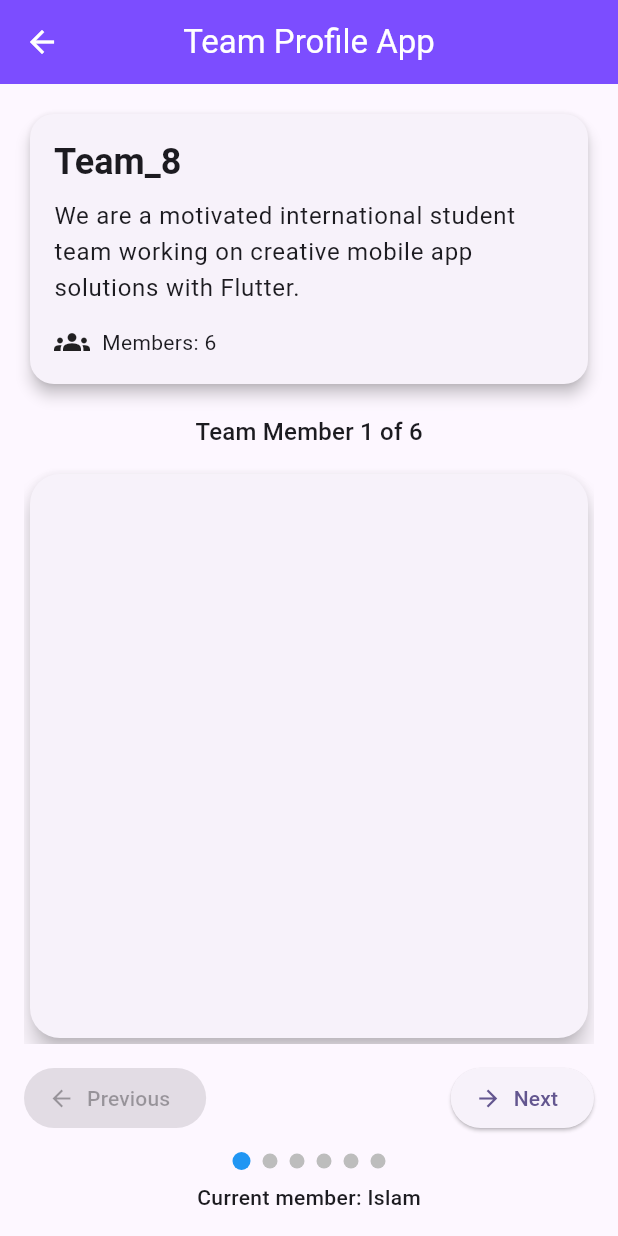
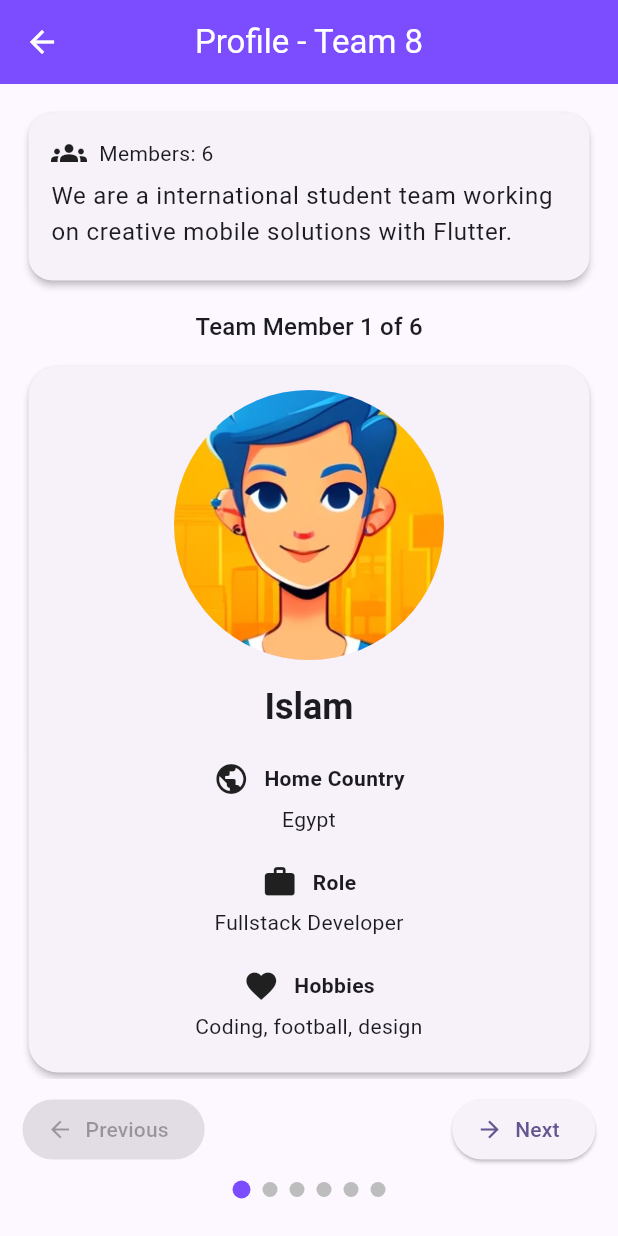
Before and after one commit to leonGreg/mobile-applications-ss26-group-8, a Flutter app: the TeamProfile screen opened by its route, on a phone screen of 412 x 824 dp. Run offline on Flutter 3.47's test engine with Material 3 defaults, Android fonts, the phone set to English and light mode, and no system bars.

Commit message:
refactorings, layout changes, added profile data

```diff
--- a/lib/data/team_data.dart
+++ b/lib/data/team_data.dart
@@ -1,8 +1,7 @@
 import '../models/team_member.dart';
 
-const String teamName = 'Team_8';
 const String teamDescription =
-    'We are a motivated international student team working on creative mobile app solutions with Flutter.';
+    'We are a international student team working on creative mobile solutions with Flutter.';
 
 final List<TeamMember> teamMembers = [
   TeamMember(
@@ -11,15 +10,15 @@ final List<TeamMember> teamMembers = [
     role: 'Fullstack Developer',
     hobbies: 'Coding, football, design',
     motto: 'Keep building and keep learning.',
-    imagePath: 'assets/images/',
+    imagePath: 'assets/images/avatar1.png',
   ),
   TeamMember(
-    name: '',
-    country: '',
-    role: '',
-    hobbies: '',
-    motto: '',
-    imagePath: '',
+    name: 'Leon',
+    country: 'Germany',
+    role: 'Fullstack Developer',
+    hobbies: 'Coding, guitar, music, traveling',
+    motto: 'Always be learning and improving.',
+    imagePath: 'assets/images/avatar2.png',
   ),
   TeamMember(
     name: '',
--- a/lib/pages/unit_03/team_profile.dart
+++ b/lib/pages/unit_03/team_profile.dart
@@ -40,28 +40,22 @@ class _TeamProfileState extends State<TeamProfile> {
 
   @override
   Widget build(BuildContext context) {
-    final member = teamMembers[currentIndex];
-
     return Scaffold(
-      appBar: AppBar(
-        title: const Text('Team Profile App'),
-        centerTitle: true,
-      ),
+      appBar: AppBar(title: const Text('Profile - Team 8'), centerTitle: true),
       body: Padding(
-        padding: const EdgeInsets.all(16),
+        padding: const EdgeInsets.all(15),
         child: Column(
           children: [
             TeamInfoSection(
-              teamName: teamName,
               teamDescription: teamDescription,
               memberCount: teamMembers.length,
             ),
-            const SizedBox(height: 16),
+            const SizedBox(height: 15),
             Text(
               'Team Member ${currentIndex + 1} of ${teamMembers.length}',
               style: Theme.of(context).textTheme.titleMedium,
             ),
-            const SizedBox(height: 12),
+            const SizedBox(height: 10),
             Expanded(
               child: PageView.builder(
                 controller: _pageController,
@@ -76,7 +70,7 @@ class _TeamProfileState extends State<TeamProfile> {
                 },
               ),
             ),
-            const SizedBox(height: 12),
+            const SizedBox(height: 10),
             Row(
               mainAxisAlignment: MainAxisAlignment.spaceBetween,
               children: [
@@ -94,7 +88,7 @@ class _TeamProfileState extends State<TeamProfile> {
                 ),
               ],
             ),
-            const SizedBox(height: 12),
+            const SizedBox(height: 10),
             Row(
               mainAxisAlignment: MainAxisAlignment.center,
               children: List.generate(
@@ -114,18 +108,14 @@ class _TeamProfileState extends State<TeamProfile> {
                     decoration: BoxDecoration(
                       shape: BoxShape.circle,
                       color: currentIndex == index
-                          ? Colors.blue
+                          ? Colors.deepPurpleAccent
                           : Colors.grey.shade400,
                     ),
                   ),
                 ),
               ),
             ),
-            const SizedBox(height: 8),
-            Text(
-              'Current member: ${member.name}',
-              style: const TextStyle(fontWeight: FontWeight.w500),
-            ),
+            const SizedBox(height: 10),
           ],
         ),
       ),
--- a/lib/widgets/member_card.dart
+++ b/lib/widgets/member_card.dart
@@ -4,25 +4,75 @@ import '../models/team_member.dart';
 class MemberCard extends StatelessWidget {
   final TeamMember member;
 
-  const MemberCard({
-    super.key,
-    required this.member,
-  });
+  const MemberCard({super.key, required this.member});
+
+  Widget _buildSection(IconData icon, String title, String value) {
+    return Center(
+      child: Column(
+        children: [
+          Row(
+            mainAxisSize: MainAxisSize.min,
+            children: [
+              Icon(icon),
+              const SizedBox(width: 10),
+              Text(title, style: const TextStyle(fontWeight: FontWeight.bold)),
+            ],
+          ),
+          const SizedBox(height: 5),
+          Text(value, textAlign: TextAlign.center),
+        ],
+      ),
+    );
+  }
 
   @override
   Widget build(BuildContext context) {
     return Card(
-    elevation: 6,
-    shape: RoundedRectangleBorder(
-      borderRadius: BorderRadius.circular(20),
-    ),
+      elevation: 2,
+      shape: RoundedRectangleBorder(borderRadius: BorderRadius.circular(20)),
 
       child: SingleChildScrollView(
         child: Padding(
           padding: const EdgeInsets.all(16),
 
           child: Column(
-          children: [],
+            children: [
+              Center(
+                // Image
+                child: CircleAvatar(
+                  radius: 90,
+                  backgroundImage: AssetImage(member.imagePath),
+                ),
+              ),
+
+              const SizedBox(height: 15),
+
+              Center(
+                child: Text(
+                  member.name,
+                  textAlign: TextAlign.center,
+                  style: Theme.of(context).textTheme.headlineSmall?.copyWith(
+                    fontWeight: FontWeight.bold,
+                  ),
+                ),
+              ),
+
+              const SizedBox(height: 20),
+
+              _buildSection(Icons.public, 'Home Country', member.country),
+
+              const SizedBox(height: 20),
+
+              _buildSection(Icons.work, 'Role', member.role),
+
+              const SizedBox(height: 20),
+
+              _buildSection(Icons.favorite, 'Hobbies', member.hobbies),
+
+              const SizedBox(height: 20),
+
+              _buildSection(Icons.format_quote, 'Motto', member.motto),
+            ],
           ),
         ),
       ),
--- a/lib/widgets/team_info_section.dart
+++ b/lib/widgets/team_info_section.dart
@@ -1,13 +1,11 @@
 import 'package:flutter/material.dart';
 
 class TeamInfoSection extends StatelessWidget {
-  final String teamName;
   final String teamDescription;
   final int memberCount;
 
   const TeamInfoSection({
     super.key,
-    required this.teamName,
     required this.teamDescription,
     required this.memberCount,
   });
@@ -15,27 +13,13 @@ class TeamInfoSection extends StatelessWidget {
   @override
   Widget build(BuildContext context) {
     return Card(
-      elevation: 4,
-      shape: RoundedRectangleBorder(
-        borderRadius: BorderRadius.circular(16),
-      ),
+      elevation: 2,
+      shape: RoundedRectangleBorder(borderRadius: BorderRadius.circular(16)),
       child: Padding(
-        padding: const EdgeInsets.all(16),
+        padding: const EdgeInsets.all(15),
         child: Column(
           crossAxisAlignment: CrossAxisAlignment.start,
           children: [
-            Text(
-              teamName,
-              style: Theme.of(context).textTheme.headlineSmall?.copyWith(
-                    fontWeight: FontWeight.bold,
-                  ),
-            ),
-            const SizedBox(height: 8),
-            Text(
-              teamDescription,
-              style: Theme.of(context).textTheme.bodyLarge,
-            ),
-            const SizedBox(height: 12),
             Row(
               children: [
                 const Icon(Icons.groups),
@@ -43,6 +27,9 @@ class TeamInfoSection extends StatelessWidget {
                 Text('Members: $memberCount'),
               ],
             ),
+            const SizedBox(height: 5),
+            Text(teamDescription, style: Theme.of(context).textTheme.bodyLarge),
+            const SizedBox(height: 5),
           ],
         ),
       ),
```
Also changed, not shown: assets/images/avatar1.png (added), assets/images/avatar2.png (added), assets/images/avatar3.png (added), assets/images/avatar4.png (added), assets/images/avatar5.png (added). Lines whose indentation alone changed are shown as unchanged.
